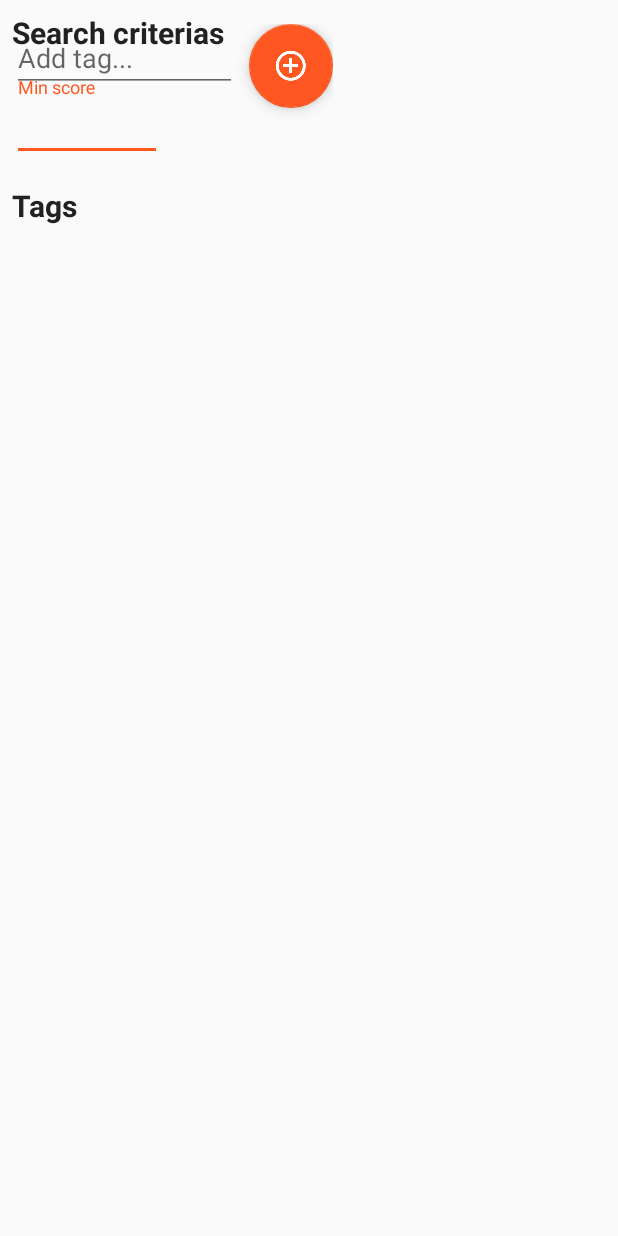
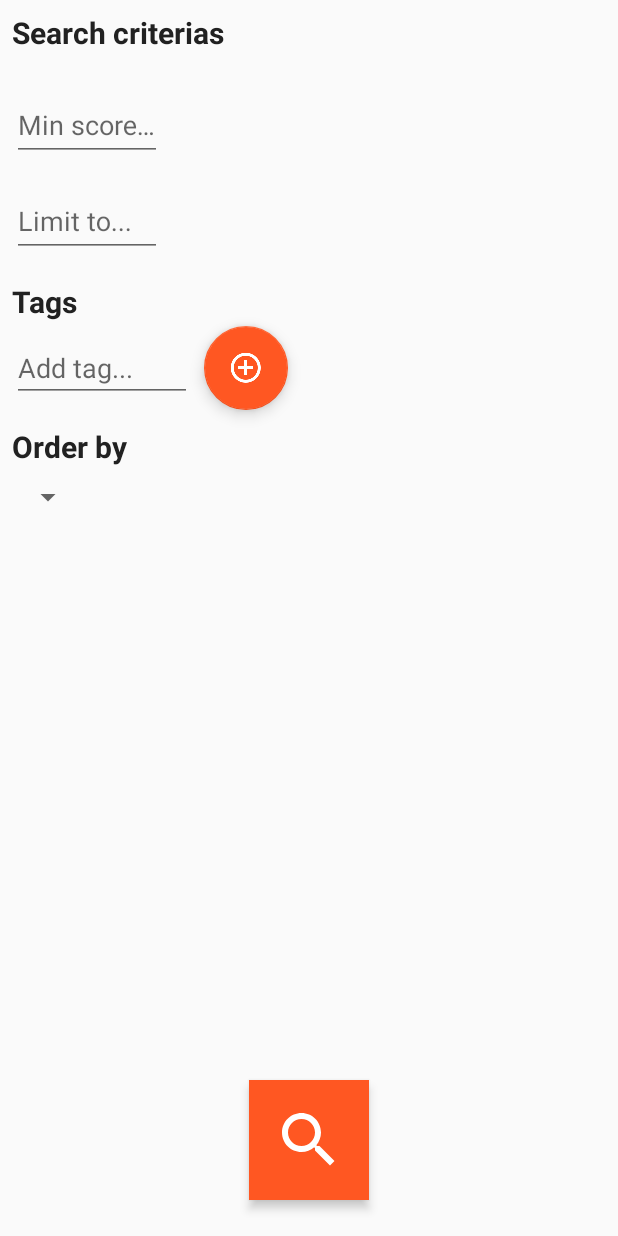
Before and after one commit to Lemao81/StackDownloader, an Android app: the fragment SearchCriteriaFragment shown on its own in the app's theme, on a phone screen of 412 x 824 dp. Run offline under Robolectric (Android 15) with nearby library versions, the phone set to English and light mode, and no system bars; our stand-ins replace Dagger/Hilt's generated code; libraries missing offline, so code that uses them is left out: com.jueggs.utils; 2 statements that could not run were skipped.

```diff
--- a/app/src/main/AndroidManifest.xml
+++ b/app/src/main/AndroidManifest.xml
@@ -2,7 +2,11 @@
 <manifest package="com.jueggs.stackdownloader"
     xmlns:android="http://schemas.android.com/apk/res/android">
 
+    <uses-permission android:name="android.permission.INTERNET" />
+    <uses-permission android:name="android.permission.ACCESS_NETWORK_STATE" />
+
     <application
+        android:name=".App"
         android:allowBackup="true"
         android:icon="@mipmap/ic_launcher"
         android:label="@string/app_name"
--- /dev/null
+++ b/app/src/main/java/com/jueggs/stackdownloader/dagger/AppModule.kt
@@ -0,0 +1,29 @@
+package com.jueggs.stackdownloader.dagger
+
+import android.app.Application
+import com.jueggs.stackdownloader.retrofit.StackOverflowClient
+import com.jueggs.stackdownloader.utils.STACKOVERFLOW_BASE_URL
+import dagger.Module
+import dagger.Provides
+import okhttp3.OkHttpClient
+import retrofit2.Retrofit
+import retrofit2.converter.gson.GsonConverterFactory
+import javax.inject.Singleton
+
+@Module
+class AppModule(val application: Application) {
+    @Provides
+    @Singleton
+    fun provideApplication(): Application {
+        return application
+    }
+
+    @Provides
+    @Singleton
+    fun provideStackOverflowClient(): StackOverflowClient {
+        val client = OkHttpClient.Builder().build()
+        val retrofitBuilder = Retrofit.Builder().baseUrl(STACKOVERFLOW_BASE_URL).addConverterFactory(GsonConverterFactory.create())
+        val retrofit = retrofitBuilder.client(client).build()
+        return retrofit.create(StackOverflowClient::class.java)
+    }
+}
--- /dev/null
+++ b/app/src/main/java/com/jueggs/stackdownloader/dagger/ApplicationComponent.kt
@@ -0,0 +1,11 @@
+package com.jueggs.stackdownloader.dagger
+
+import com.jueggs.stackdownloader.fragments.SearchCriteriaFragment
+import dagger.Component
+import javax.inject.Singleton
+
+@Singleton
+@Component(modules = arrayOf(AppModule::class))
+interface ApplicationComponent {
+    fun inject(fragment: SearchCriteriaFragment)
+}
--- a/app/src/main/java/com/jueggs/stackdownloader/fragments/SearchCriteriaFragment.kt
+++ b/app/src/main/java/com/jueggs/stackdownloader/fragments/SearchCriteriaFragment.kt
@@ -6,12 +6,51 @@ import android.view.LayoutInflater
 import android.view.View
 import android.view.ViewGroup
 import com.jueggs.stackdownloader.R
+import com.jueggs.stackdownloader.models.QuestionShell
+import com.jueggs.stackdownloader.models.QuestionsQueryParameter
+import com.jueggs.stackdownloader.retrofit.StackOverflowClient
+import com.jueggs.stackdownloader.utils.RetrofitCallbackAdapter
+import com.jueggs.stackdownloader.utils.asString
+import com.jueggs.stackdownloader.utils.dagger
+import com.jueggs.utils.extensions.asString
+import com.jueggs.utils.extensions.isNetworkConnected
+import kotlinx.android.synthetic.main.fragment_search_criteria.*
+import org.jetbrains.anko.support.v4.longToast
+import retrofit2.Call
+import retrofit2.Callback
+import retrofit2.Response
+import javax.inject.Inject
 
 class SearchCriteriaFragment : Fragment() {
+    @Inject
+    lateinit var _stackOverflowClient: StackOverflowClient
+
+    private var _tags: List<String> = arrayListOf()
+
+    override fun onCreate(savedInstanceState: Bundle?) {
+        super.onCreate(savedInstanceState)
+        dagger().inject(this)
+    }
+
     override fun onCreateView(inflater: LayoutInflater, container: ViewGroup?, savedInstanceState: Bundle?): View? = inflater.inflate(R.layout.fragment_search_criteria, container, false)
 
-    override fun onViewCreated(view: View?, savedInstanceState: Bundle?) {
+    override fun onViewCreated(view: View, savedInstanceState: Bundle?) {
+        initializeListeners()
+    }
 
+    private fun initializeListeners() {
+        ibtnSearch.setOnClickListener(::onSearch)
+    }
+
+    private fun onSearch(view: View) {
+        if (context != null && context!!.isNetworkConnected()) {
+            val queryParams = QuestionsQueryParameter.Builder().pagesize(edtLimitTo.asString()).sort(spnOrderBy.asString()).tagged(_tags).build()
+            val questionShellCall = _stackOverflowClient.questions(queryParams.build())
+
+            questionShellCall.enqueue(RetrofitCallbackAdapter<QuestionShell>(context!!) { questionShell ->
+                (fragmentManager!!.findFragmentById(R.id.fragSearchResult) as SearchResultFragment).setQuestions(questionShell.items)
+            })
+        } else longToast("No network connection available")
     }
 
     companion object {
--- /dev/null
+++ b/app/src/main/java/com/jueggs/stackdownloader/retrofit/StackOverflowClient.kt
@@ -0,0 +1,11 @@
+package com.jueggs.stackdownloader.retrofit
+
+import com.jueggs.stackdownloader.models.QuestionShell
+import retrofit2.Call
+import retrofit2.http.GET
+import retrofit2.http.QueryMap
+
+interface StackOverflowClient {
+    @GET("questions")
+    fun questions(@QueryMap queryParameter: Map<String, String>): Call<QuestionShell>
+}
--- /dev/null
+++ b/app/src/main/java/com/jueggs/stackdownloader/utils/Extensions.kt
@@ -0,0 +1,20 @@
+package com.jueggs.stackdownloader.utils
+
+import android.app.Activity
+import android.support.v4.app.Fragment
+import android.widget.AdapterView
+import com.jueggs.stackdownloader.App
+import com.jueggs.stackdownloader.dagger.ApplicationComponent
+
+fun Activity.dagger(): ApplicationComponent {
+    return (application as App).applicationComponent
+}
+
+fun Fragment.dagger(): ApplicationComponent {
+    return (activity!!.application as App).applicationComponent
+}
+
+//for util library
+fun AdapterView<*>.asString(): String? = if (selectedItem != null) selectedItem.toString() else null
+
+fun List<String>.join(separator: String): String = joinToString(separator) { it }
--- /dev/null
+++ b/app/src/main/res/drawable/ic_search_white_24dp.xml
@@ -0,0 +1,9 @@
+<vector xmlns:android="http://schemas.android.com/apk/res/android"
+        android:width="48dp"
+        android:height="48dp"
+        android:viewportWidth="24.0"
+        android:viewportHeight="24.0">
+    <path
+        android:fillColor="#FFFFFFFF"
+        android:pathData="M15.5,14h-0.79l-0.28,-0.27C15.41,12.59 16,11.11 16,9.5 16,5.91 13.09,3 9.5,3S3,5.91 3,9.5 5.91,16 9.5,16c1.61,0 3.09,-0.59 4.23,-1.57l0.27,0.28v0.79l5,4.99L20.49,19l-4.99,-5zM9.5,14C7.01,14 5,11.99 5,9.5S7.01,5 9.5,5 14,7.01 14,9.5 11.99,14 9.5,14z"/>
+</vector>
--- a/app/src/main/res/layout/fragment_search_criteria.xml
+++ b/app/src/main/res/layout/fragment_search_criteria.xml
@@ -4,7 +4,9 @@
     xmlns:tools="http://schemas.android.com/tools"
     android:layout_width="match_parent"
     android:layout_height="match_parent"
-    android:padding="8dp">
+    android:focusableInTouchMode="true"
+    android:padding="8dp"
+    tools:context=".fragments.SearchCriteriaFragment">
 
     <TextView
         android:id="@+id/lblSearchCriteria"
@@ -27,12 +29,12 @@
             android:id="@+id/edtScore"
             android:layout_width="match_parent"
             android:layout_height="wrap_content"
-            android:hint="Min score"
+            android:hint="Min score..."
             android:inputType="numberSigned" />
     </android.support.design.widget.TextInputLayout>
 
     <LinearLayout
-        android:id="@+id/linTags"
+        android:id="@+id/linTagContainer"
         android:layout_width="0dp"
         android:layout_height="match_parent"
         android:layout_marginTop="8dp"
@@ -40,21 +42,6 @@
         app:layout_constraintStart_toStartOf="parent"
         app:layout_constraintTop_toBottomOf="@+id/lglTags">
 
-        <AutoCompleteTextView
-            android:id="@+id/autoCompleteTextView"
-            android:layout_width="150dp"
-            android:layout_height="wrap_content"
-            android:layout_weight="1"
-            android:hint="Add tag..." />
-
-        <android.support.design.widget.FloatingActionButton
-            android:id="@+id/floatingActionButton"
-            android:layout_width="wrap_content"
-            android:layout_height="wrap_content"
-            android:layout_marginStart="8dp"
-            android:layout_weight="1"
-            android:clickable="true"
-            app:srcCompat="@drawable/ic_plus_circle_outline_white_24dp" />
     </LinearLayout>
 
     <TextView
@@ -66,5 +53,80 @@
         android:text="Tags"
         android:textAppearance="@style/text_emphasized"
         app:layout_constraintStart_toStartOf="parent"
-        app:layout_constraintTop_toBottomOf="@+id/inputScore" />
+        app:layout_constraintTop_toBottomOf="@+id/inputLimitTo" />
+
+    <AutoCompleteTextView
+        android:id="@+id/edtTags"
+        android:layout_width="120dp"
+        android:layout_height="wrap_content"
+        android:layout_marginTop="8dp"
+        android:layout_weight="1"
+        android:hint="Add tag..."
+        app:layout_constraintStart_toStartOf="parent"
+        app:layout_constraintTop_toBottomOf="@+id/lglTags" />
+
+    <android.support.design.widget.FloatingActionButton
+        android:id="@+id/fabAddTag"
+        android:layout_width="wrap_content"
+        android:layout_height="wrap_content"
+        android:layout_marginLeft="8dp"
+        android:layout_weight="1"
+        android:clickable="true"
+        app:layout_constraintBottom_toBottomOf="@+id/edtTags"
+        app:layout_constraintLeft_toRightOf="@+id/edtTags"
+        app:layout_constraintTop_toTopOf="@+id/edtTags"
+        app:srcCompat="@drawable/ic_plus_circle_outline_white_24dp" />
+
+    <android.support.constraint.Guideline
+        android:id="@+id/guidHalf"
+        android:layout_width="wrap_content"
+        android:layout_height="wrap_content"
+        android:orientation="vertical"
+        app:layout_constraintGuide_percent="0.5" />
+
+    <android.support.design.widget.TextInputLayout
+        android:id="@+id/inputLimitTo"
+        android:layout_width="100dp"
+        android:layout_height="wrap_content"
+        android:layout_marginTop="8dp"
+        app:layout_constraintStart_toStartOf="parent"
+        app:layout_constraintTop_toBottomOf="@+id/inputScore">
+
+        <android.support.design.widget.TextInputEditText
+            android:id="@+id/edtLimitTo"
+            android:layout_width="match_parent"
+            android:layout_height="wrap_content"
+            android:hint="Limit to..." />
+    </android.support.design.widget.TextInputLayout>
+
+    <TextView
+        android:id="@+id/lblOrderBy"
+        android:layout_width="wrap_content"
+        android:layout_height="wrap_content"
+        android:layout_marginTop="16dp"
+        android:text="Order by"
+        android:textAppearance="@style/text_emphasized"
+        app:layout_constraintStart_toStartOf="parent"
+        app:layout_constraintTop_toBottomOf="@+id/edtTags" />
+
+    <Spinner
+        android:id="@+id/spnOrderBy"
+        android:layout_width="0dp"
+        android:layout_height="wrap_content"
+        android:layout_marginTop="8dp"
+        app:layout_constraintStart_toStartOf="parent"
+        app:layout_constraintTop_toBottomOf="@+id/lblOrderBy" />
+
+    <ImageButton
+        android:id="@+id/ibtnSearch"
+        android:layout_width="80dp"
+        android:layout_height="0dp"
+        android:layout_marginBottom="16dp"
+        android:background="@color/accent"
+        android:elevation="4dp"
+        app:layout_constraintBottom_toBottomOf="parent"
+        app:layout_constraintDimensionRatio="1:1"
+        app:layout_constraintEnd_toEndOf="parent"
+        app:layout_constraintStart_toStartOf="parent"
+        app:srcCompat="@drawable/ic_search_white_24dp" />
 </android.support.constraint.ConstraintLayout>
--- a/app/src/main/res/values/colors.xml
+++ b/app/src/main/res/values/colors.xml
@@ -3,7 +3,7 @@
     <color name="primary">#607D8B</color>
     <color name="primary_dark">#455A64</color>
     <color name="primary_light">#CFD8DC</color>
-    <color name="accent">#FF5722</color>
+    <color name="accent">#ff5722</color>
     <color name="primary_text">#212121</color>
     <color name="secondary_text">#757575</color>
     <color name="icons">#FFFFFF</color>
--- a/build.gradle
+++ b/build.gradle
@@ -5,10 +5,13 @@ buildscript {
     ext.anko_version = '0.10.3'
     ext.google_version = '11.8.0'
     ext.support_version = '27.0.2'
+    ext.util_version = '1.0.2'
 
     repositories {
         google()
         jcenter()
+        mavenCentral()
+        maven { url 'https://jitpack.io' }
     }
     dependencies {
         classpath 'com.android.tools.build:gradle:3.0.1'
@@ -23,6 +26,7 @@ allprojects {
     repositories {
         google()
         jcenter()
+        maven { url 'https://maven.google.com/' }
     }
 }
 
```
Also changed, not shown: app/build.gradle (+19 -4 lines), app/src/main/java/com/jueggs/stackdownloader/App.kt (added, +16 -0 lines), app/src/main/java/com/jueggs/stackdownloader/fragments/SearchResultFragment.kt (+6 -1 lines), app/src/main/java/com/jueggs/stackdownloader/models/Owner.kt (added, +8 -0 lines), app/src/main/java/com/jueggs/stackdownloader/models/Question.kt (added, +10 -0 lines), app/src/main/java/com/jueggs/stackdownloader/models/QuestionShell.kt (added, +7 -0 lines), app/src/main/java/com/jueggs/stackdownloader/models/QuestionsQueryParameter.kt (added, +50 -0 lines), app/src/main/java/com/jueggs/stackdownloader/utils/Adapters.kt (added, +27 -0 lines), app/src/main/java/com/jueggs/stackdownloader/utils/Constants.kt (added, +20 -0 lines).
